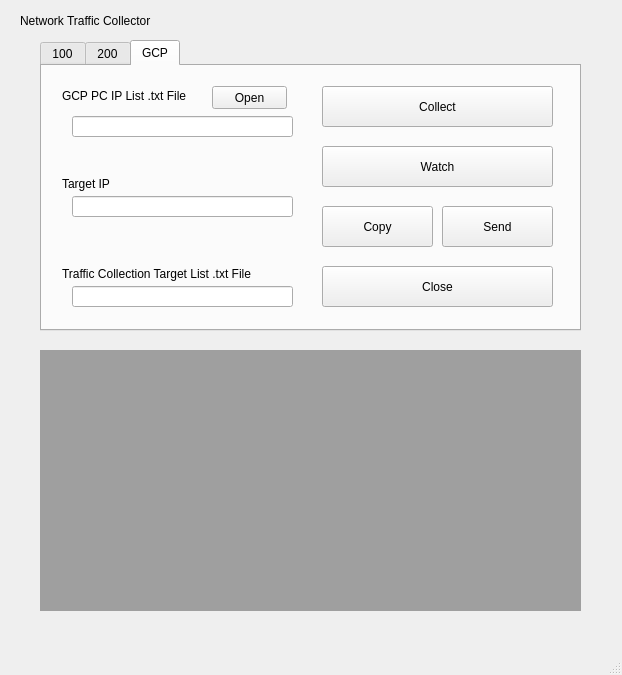
Qt form src/CC_Server_GUI.ui (gunh0/tor-network-analyzer) before a commit.
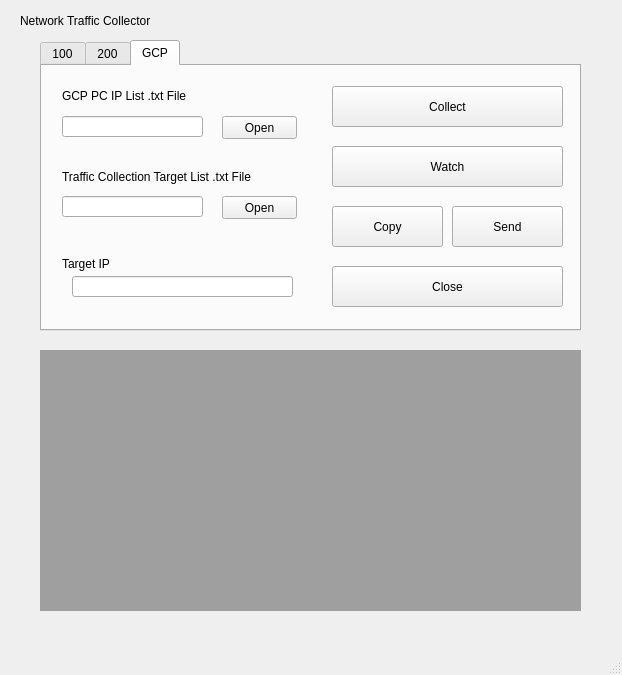
The same form after that commit. The open tabs and pages were chosen to show the change.

```diff
--- a/src/CC_Server_GUI.ui
+++ b/src/CC_Server_GUI.ui
@@ -560,8 +560,8 @@
      <widget class="QPushButton" name="pushButton">
       <property name="geometry">
        <rect>
-        <x>170</x>
-        <y>20</y>
+        <x>180</x>
+        <y>50</y>
         <width>75</width>
         <height>23</height>
        </rect>
@@ -573,7 +573,7 @@
      <widget class="QPushButton" name="pushButton_14">
       <property name="geometry">
        <rect>
-        <x>400</x>
+        <x>410</x>
         <y>140</y>
         <width>111</width>
         <height>41</height>
@@ -586,7 +586,7 @@
      <widget class="QPushButton" name="pushButton_15">
       <property name="geometry">
        <rect>
-        <x>280</x>
+        <x>290</x>
         <y>80</y>
         <width>231</width>
         <height>41</height>
@@ -599,7 +599,7 @@
      <widget class="QPushButton" name="pushButton_16">
       <property name="geometry">
        <rect>
-        <x>280</x>
+        <x>290</x>
         <y>20</y>
         <width>231</width>
         <height>41</height>
@@ -612,7 +612,7 @@
      <widget class="QPushButton" name="pushButton_17">
       <property name="geometry">
        <rect>
-        <x>280</x>
+        <x>290</x>
         <y>140</y>
         <width>111</width>
         <height>41</height>
@@ -625,7 +625,7 @@
      <widget class="QPushButton" name="pushButton_18">
       <property name="geometry">
        <rect>
-        <x>280</x>
+        <x>290</x>
         <y>200</y>
         <width>231</width>
         <height>41</height>
@@ -638,9 +638,9 @@
      <widget class="QLineEdit" name="lineEdit_11">
       <property name="geometry">
        <rect>
-        <x>30</x>
-        <y>220</y>
-        <width>221</width>
+        <x>20</x>
+        <y>130</y>
+        <width>141</width>
         <height>21</height>
        </rect>
       </property>
@@ -649,9 +649,9 @@
       <property name="geometry">
        <rect>
         <x>20</x>
-        <y>200</y>
+        <y>95</y>
         <width>221</width>
-        <height>16</height>
+        <height>31</height>
        </rect>
       </property>
       <property name="text">
@@ -661,9 +661,9 @@
      <widget class="QLineEdit" name="lineEdit_12">
       <property name="geometry">
        <rect>
-        <x>30</x>
+        <x>20</x>
         <y>50</y>
-        <width>221</width>
+        <width>141</width>
         <height>21</height>
        </rect>
       </property>
@@ -672,7 +672,7 @@
       <property name="geometry">
        <rect>
         <x>30</x>
-        <y>130</y>
+        <y>210</y>
         <width>221</width>
         <height>21</height>
        </rect>
@@ -682,7 +682,7 @@
       <property name="geometry">
        <rect>
         <x>20</x>
-        <y>110</y>
+        <y>190</y>
         <width>61</width>
         <height>16</height>
        </rect>
@@ -691,6 +691,19 @@
        <string>Target IP</string>
       </property>
      </widget>
+     <widget class="QPushButton" name="pushButton_2">
+      <property name="geometry">
+       <rect>
+        <x>180</x>
+        <y>130</y>
+        <width>75</width>
+        <height>23</height>
+       </rect>
+      </property>
+      <property name="text">
+       <string>Open</string>
+      </property>
+     </widget>
     </widget>
    </widget>
    <widget class="QMdiArea" name="mdiArea">
```
Left out of the diff: 4 changed lines with no effect on the pictures.
